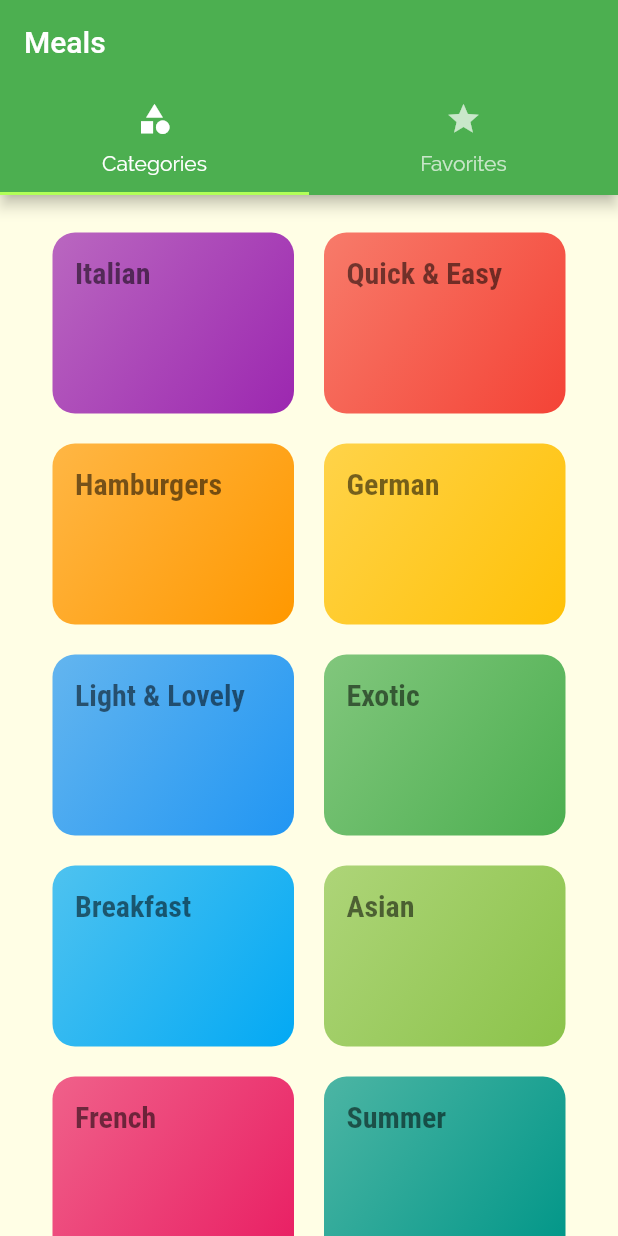
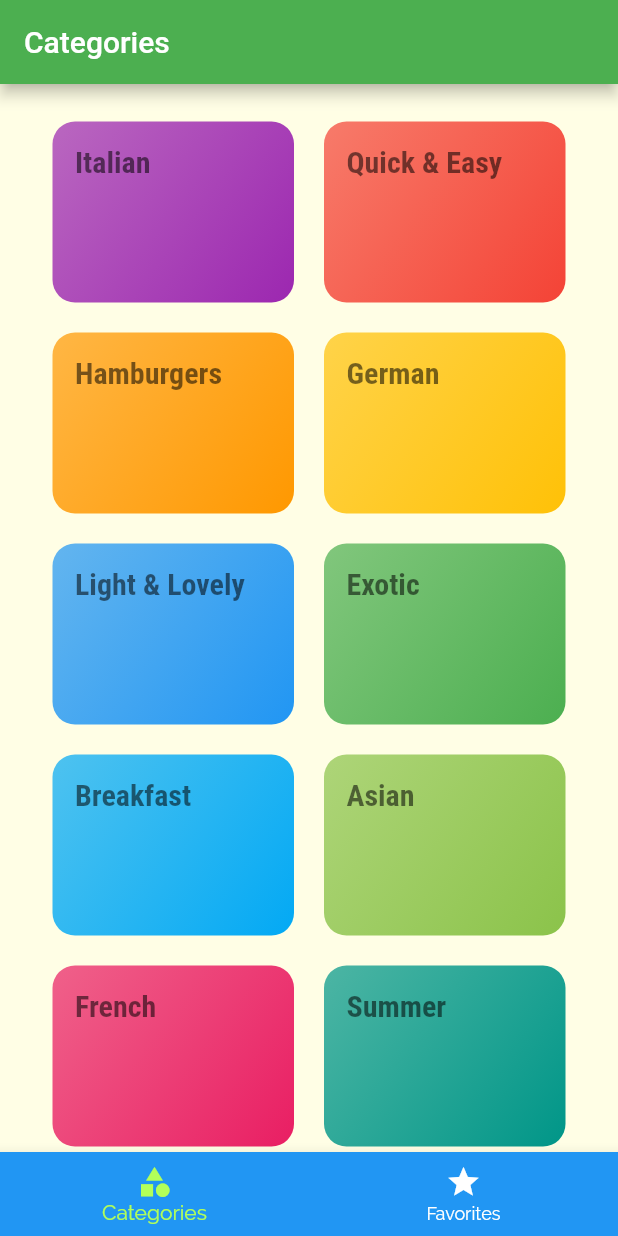
Before and after one commit to mihastele/flutter_exercises, a Flutter app: the screen it shows after launch, on a phone screen of 412 x 824 dp. Run offline on Flutter 3.47's test engine with Material 2 defaults, Android fonts, the phone set to English and light mode, and no system bars.

```diff
--- a/lib/screens/tabs_screen.dart
+++ b/lib/screens/tabs_screen.dart
@@ -10,6 +10,24 @@ class TabsScreen extends StatefulWidget {
 }
 
 class _TabsScreenState extends State<TabsScreen> {
+  final List<Map<String, Object>> _pages = [
+    {
+      'page': CategoriesScreen(),
+      'title': 'Categories',
+    },
+    {
+      'page': FavoritesScreen(),
+      'title': 'Your Favorites',
+    },
+  ];
+  int _selectedPageIndex = 0;
+
+  void _selectPage(int index) {
+    setState(() {
+      _selectedPageIndex = index;
+    });
+  }
+
   @override
   Widget build(BuildContext context) {
     return DefaultTabController(
@@ -17,24 +35,26 @@ class _TabsScreenState extends State<TabsScreen> {
       initialIndex: 0,
       child: Scaffold(
         appBar: AppBar(
-          title: const Text('Meals'),
-          bottom: TabBar(tabs: [
-            Tab(
-                icon: Icon(
-                  Icons.category,
-                ),
-                text: 'Categories'),
-            Tab(
-                icon: Icon(
-                  Icons.star,
-                ),
-                text: 'Favorites'),
-          ]),
+          title: Text(_pages[_selectedPageIndex]['title'] as String),
         ),
-        body: TabBarView(children: <Widget>[
-          CategoriesScreen(),
-          FavoritesScreen(),
-        ]),
+        body: _pages[_selectedPageIndex]['page'] as Widget,
+        bottomNavigationBar: BottomNavigationBar(
+          currentIndex: _selectedPageIndex,
+          onTap: _selectPage,
+          backgroundColor: Theme.of(context).primaryColor,
+          unselectedItemColor: Colors.white,
+          selectedItemColor: Theme.of(context).colorScheme.secondary,
+          items: [
+            BottomNavigationBarItem(
+              icon: Icon(Icons.category),
+              label: 'Categories',
+            ),
+            BottomNavigationBarItem(
+              icon: Icon(Icons.star),
+              label: 'Favorites',
+            ),
+          ],
+        ),
       ),
     );
   }
```
